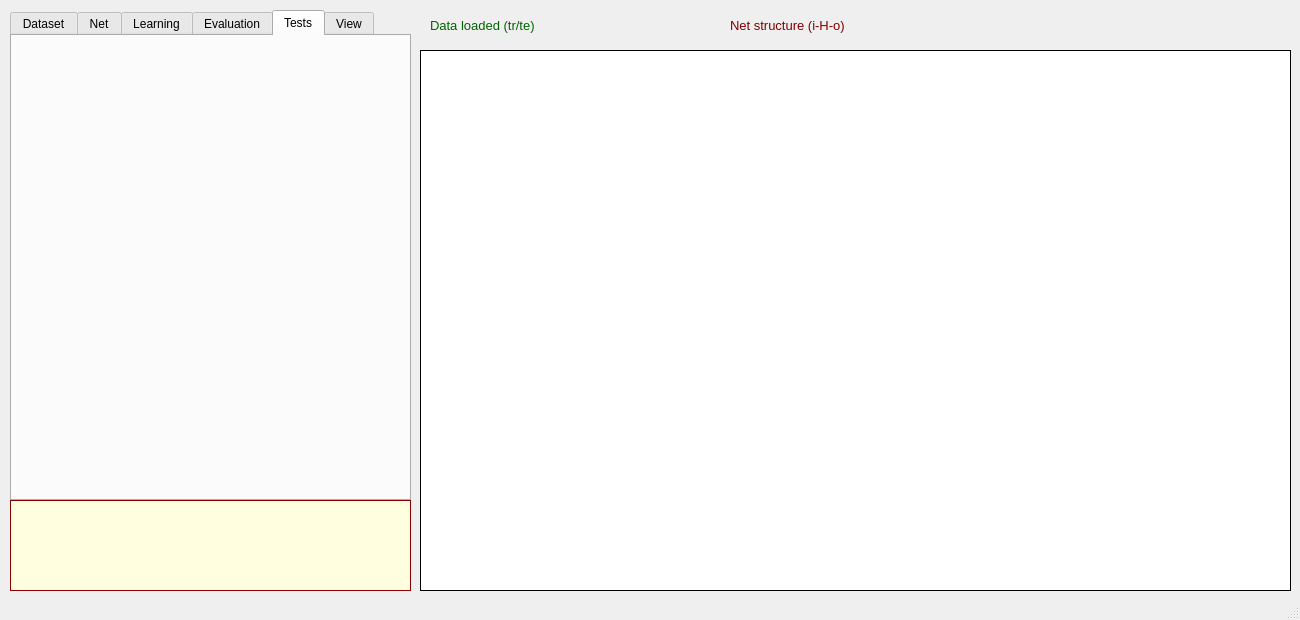
Above: gui.ui from kitt10/my_nn before the change. Below: the same form after it.
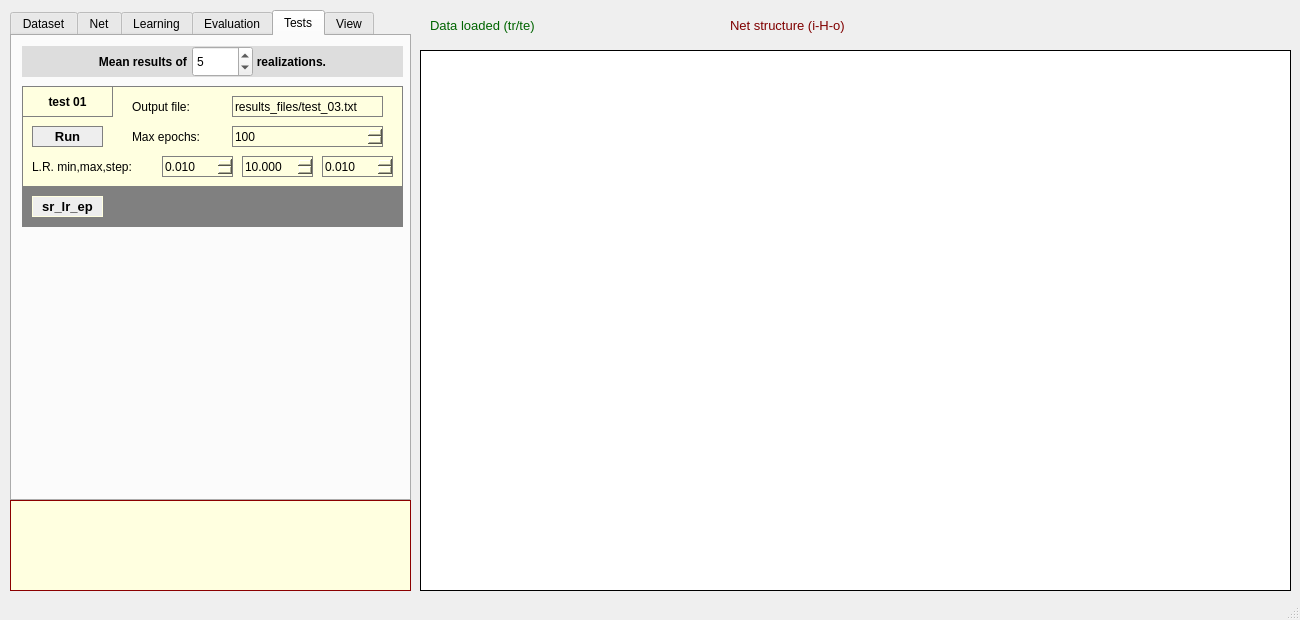
That is the form after the change. The open tabs and pages were chosen to show the change.

Commit message: Enabled for tests. First 3-level cutting method implemented.

What changed in the file:
```diff
--- a/gui.ui
+++ b/gui.ui
@@ -878,6 +878,310 @@
      <attribute name="title">
       <string>Tests</string>
      </attribute>
+     <widget class="QFrame" name="frame">
+      <property name="geometry">
+       <rect>
+        <x>10</x>
+        <y>50</y>
+        <width>381</width>
+        <height>141</height>
+       </rect>
+      </property>
+      <property name="styleSheet">
+       <string notr="true">background-color: LightYellow; border: 1px solid Gray;</string>
+      </property>
+      <property name="frameShape">
+       <enum>QFrame::StyledPanel</enum>
+      </property>
+      <property name="frameShadow">
+       <enum>QFrame::Raised</enum>
+      </property>
+      <widget class="QLabel" name="label_11">
+       <property name="geometry">
+        <rect>
+         <x>0</x>
+         <y>0</y>
+         <width>91</width>
+         <height>31</height>
+        </rect>
+       </property>
+       <property name="font">
+        <font>
+         <weight>75</weight>
+         <bold>true</bold>
+        </font>
+       </property>
+       <property name="text">
+        <string>test 01</string>
+       </property>
+       <property name="alignment">
+        <set>Qt::AlignCenter</set>
+       </property>
+      </widget>
+      <widget class="QLabel" name="label_12">
+       <property name="geometry">
+        <rect>
+         <x>10</x>
+         <y>70</y>
+         <width>121</width>
+         <height>21</height>
+        </rect>
+       </property>
+       <property name="styleSheet">
+        <string notr="true">border: 0px;</string>
+       </property>
+       <property name="text">
+        <string>L.R. min,max,step:</string>
+       </property>
+      </widget>
+      <widget class="QLabel" name="label_13">
+       <property name="geometry">
+        <rect>
+         <x>110</x>
+         <y>40</y>
+         <width>91</width>
+         <height>21</height>
+        </rect>
+       </property>
+       <property name="styleSheet">
+        <string notr="true">border: 0px;</string>
+       </property>
+       <property name="text">
+        <string>Max epochs:</string>
+       </property>
+      </widget>
+      <widget class="QDoubleSpinBox" name="dsb_tests_t01_rate_min">
+       <property name="geometry">
+        <rect>
+         <x>140</x>
+         <y>70</y>
+         <width>71</width>
+         <height>21</height>
+        </rect>
+       </property>
+       <property name="decimals">
+        <number>3</number>
+       </property>
+       <property name="minimum">
+        <double>0.001000000000000</double>
+       </property>
+       <property name="maximum">
+        <double>999.000000000000000</double>
+       </property>
+       <property name="singleStep">
+        <double>0.001000000000000</double>
+       </property>
+       <property name="value">
+        <double>0.010000000000000</double>
+       </property>
+      </widget>
+      <widget class="QDoubleSpinBox" name="dsb_tests_t01_rate_max">
+       <property name="geometry">
+        <rect>
+         <x>220</x>
+         <y>70</y>
+         <width>71</width>
+         <height>21</height>
+        </rect>
+       </property>
+       <property name="decimals">
+        <number>3</number>
+       </property>
+       <property name="minimum">
+        <double>0.001000000000000</double>
+       </property>
+       <property name="maximum">
+        <double>999.000000000000000</double>
+       </property>
+       <property name="singleStep">
+        <double>0.001000000000000</double>
+       </property>
+       <property name="value">
+        <double>10.000000000000000</double>
+       </property>
+      </widget>
+      <widget class="QSpinBox" name="sb_tests_t01_epochs_max">
+       <property name="geometry">
+        <rect>
+         <x>210</x>
+         <y>40</y>
+         <width>151</width>
+         <height>21</height>
+        </rect>
+       </property>
+       <property name="maximum">
+        <number>10000</number>
+       </property>
+       <property name="value">
+        <number>100</number>
+       </property>
+      </widget>
+      <widget class="QPushButton" name="pb_tests_t01_run">
+       <property name="geometry">
+        <rect>
+         <x>10</x>
+         <y>40</y>
+         <width>71</width>
+         <height>21</height>
+        </rect>
+       </property>
+       <property name="font">
+        <font>
+         <pointsize>10</pointsize>
+         <weight>75</weight>
+         <bold>true</bold>
+        </font>
+       </property>
+       <property name="styleSheet">
+        <string notr="true">background-color: #eee;</string>
+       </property>
+       <property name="text">
+        <string>Run</string>
+       </property>
+      </widget>
+      <widget class="QLabel" name="label_14">
+       <property name="geometry">
+        <rect>
+         <x>110</x>
+         <y>10</y>
+         <width>91</width>
+         <height>21</height>
+        </rect>
+       </property>
+       <property name="styleSheet">
+        <string notr="true">border: 0px;</string>
+       </property>
+       <property name="text">
+        <string>Output file:</string>
+       </property>
+      </widget>
+      <widget class="QLineEdit" name="le_tests_t01_output_file">
+       <property name="geometry">
+        <rect>
+         <x>210</x>
+         <y>10</y>
+         <width>151</width>
+         <height>21</height>
+        </rect>
+       </property>
+       <property name="font">
+        <font>
+         <pointsize>9</pointsize>
+        </font>
+       </property>
+       <property name="text">
+        <string>results_files/test_03.txt</string>
+       </property>
+      </widget>
+      <widget class="QDoubleSpinBox" name="dsb_tests_t01_rate_step">
+       <property name="geometry">
+        <rect>
+         <x>300</x>
+         <y>70</y>
+         <width>71</width>
+         <height>21</height>
+        </rect>
+       </property>
+       <property name="decimals">
+        <number>3</number>
+       </property>
+       <property name="minimum">
+        <double>0.001000000000000</double>
+       </property>
+       <property name="maximum">
+        <double>999.000000000000000</double>
+       </property>
+       <property name="singleStep">
+        <double>0.001000000000000</double>
+       </property>
+       <property name="value">
+        <double>0.010000000000000</double>
+       </property>
+      </widget>
+      <widget class="QFrame" name="frame_2">
+       <property name="geometry">
+        <rect>
+         <x>0</x>
+         <y>100</y>
+         <width>381</width>
+         <height>41</height>
+        </rect>
+       </property>
+       <property name="styleSheet">
+        <string notr="true">background-color: Gray;</string>
+       </property>
+       <property name="frameShape">
+        <enum>QFrame::StyledPanel</enum>
+       </property>
+       <property name="frameShadow">
+        <enum>QFrame::Raised</enum>
+       </property>
+       <widget class="QPushButton" name="pb_tests_t01_sr_lr_ep">
+        <property name="geometry">
+         <rect>
+          <x>10</x>
+          <y>10</y>
+          <width>71</width>
+          <height>21</height>
+         </rect>
+        </property>
+        <property name="font">
+         <font>
+          <pointsize>10</pointsize>
+          <weight>75</weight>
+          <bold>true</bold>
+         </font>
+        </property>
+        <property name="styleSheet">
+         <string notr="true">background-color: #eee; border: 1px solid LightYellow;</string>
+        </property>
+        <property name="text">
+         <string>sr_lr_ep</string>
+        </property>
+       </widget>
+      </widget>
+     </widget>
+     <widget class="QLabel" name="label_15">
+      <property name="geometry">
+       <rect>
+        <x>10</x>
+        <y>10</y>
+        <width>381</width>
+        <height>31</height>
+       </rect>
+      </property>
+      <property name="font">
+       <font>
+        <weight>75</weight>
+        <bold>true</bold>
+       </font>
+      </property>
+      <property name="styleSheet">
+       <string notr="true">background-color: #ddd; border: 1px soid #aaa;</string>
+      </property>
+      <property name="text">
+       <string>Mean results of                     realizations.</string>
+      </property>
+      <property name="alignment">
+       <set>Qt::AlignCenter</set>
+      </property>
+     </widget>
+     <widget class="QSpinBox" name="sb_tests_n_realizations">
+      <property name="geometry">
+       <rect>
+        <x>180</x>
+        <y>10</y>
+        <width>61</width>
+        <height>31</height>
+       </rect>
+      </property>
+      <property name="maximum">
+       <number>10000</number>
+      </property>
+      <property name="value">
+       <number>5</number>
+      </property>
+     </widget>
     </widget>
     <widget class="QWidget" name="tab_6">
      <attribute name="title">
```
Left out of the diff: 52 changed lines with no effect on the pictures. The commit also changes 4325 other files.
